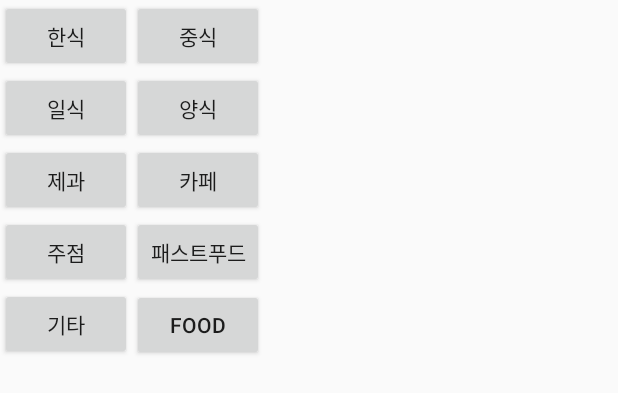
After one commit to junbrother93/Seomuk, an Android app: the layout activity_popup_menu.xml on its own in the app's theme, with its tools: preview values and no code run, on a phone screen of 412 x 824 dp. The commit adds this screen. Shown: the top 393 px of the screen. Run offline under Robolectric (Android 15) with nearby library versions, the phone set to English and light mode, and no system bars; network calls fail.

Commit message:
팝업창에서 선택했을때 값들 정상적으로 주고받음 근데 너무많이 변경해서 따로 주석은 못담

```diff
--- a/app/src/main/AndroidManifest.xml
+++ b/app/src/main/AndroidManifest.xml
@@ -38,6 +38,8 @@
         <activity android:name=".Main.MainActivity" />
         <activity android:name=".Popup.PopupActivity_Local"
             android:theme="@android:style/Theme.DeviceDefault.Light.Dialog" />
+        <activity android:name=".Popup.PopupActivity_Menu"
+            android:theme="@android:style/Theme.DeviceDefault.Light.Dialog" />
         <activity android:name=".Google.MapsActivity"/>
         <meta-data
             android:name="com.kakao.sdk.AppKey"
--- /dev/null
+++ b/app/src/main/res/layout/activity_popup_menu.xml
@@ -0,0 +1,118 @@
+<?xml version="1.0" encoding="utf-8"?>
+<RelativeLayout xmlns:android="http://schemas.android.com/apk/res/android"
+    android:layout_width="wrap_content"
+    android:layout_height="wrap_content"
+    android:orientation="vertical">
+
+    <LinearLayout
+        android:layout_width="wrap_content"
+        android:layout_height="wrap_content"
+        android:orientation="vertical">
+
+        <LinearLayout
+            android:layout_width="wrap_content"
+            android:layout_height="wrap_content"
+            android:orientation="horizontal">
+
+            <Button
+                android:id = "@+id/pop1_1"
+                android:onClick = "onClick"
+                android:layout_width="wrap_content"
+                android:layout_height="wrap_content"
+                android:text="한식" />
+
+            <Button
+                android:id = "@+id/pop2_2"
+                android:onClick = "onClick"
+                android:layout_width="wrap_content"
+                android:layout_height="wrap_content"
+                android:text="중식" />
+
+        </LinearLayout>
+
+        <LinearLayout
+            android:layout_width="wrap_content"
+            android:layout_height="wrap_content"
+            android:orientation="horizontal">
+
+            <Button
+                android:id = "@+id/pop3_3"
+                android:onClick = "onClick"
+                android:layout_width="wrap_content"
+                android:layout_height="wrap_content"
+                android:text="일식" />
+
+            <Button
+                android:id = "@+id/pop4_4"
+                android:onClick = "onClick"
+                android:layout_width="wrap_content"
+                android:layout_height="wrap_content"
+                android:text="양식" />
+
+        </LinearLayout>
+
+        <LinearLayout
+            android:layout_width="wrap_content"
+            android:layout_height="wrap_content"
+            android:orientation="horizontal">
+
+            <Button
+                android:id = "@+id/pop5_5"
+                android:onClick = "onClick"
+                android:layout_width="wrap_content"
+                android:layout_height="wrap_content"
+                android:text="제과" />
+
+            <Button
+                android:id = "@+id/pop6_6"
+                android:onClick = "onClick"
+                android:layout_width="wrap_content"
+                android:layout_height="wrap_content"
+                android:text="카페" />
+
+        </LinearLayout>
+
+        <LinearLayout
+            android:layout_width="wrap_content"
+            android:layout_height="wrap_content"
+            android:orientation="horizontal">
+
+            <Button
+                android:id = "@+id/pop7_7"
+                android:onClick = "onClick"
+                android:layout_width="wrap_content"
+                android:layout_height="wrap_content"
+                android:text="주점" />
+
+            <Button
+                android:id = "@+id/pop8_8"
+                android:onClick = "onClick"
+                android:layout_width="wrap_content"
+                android:layout_height="wrap_content"
+                android:text="패스트푸드" />
+
+        </LinearLayout>
+
+        <LinearLayout
+            android:layout_width="wrap_content"
+            android:layout_height="wrap_content"
+            android:orientation="horizontal">
+
+            <Button
+                android:id = "@+id/pop9_9"
+                android:onClick = "onClick"
+                android:layout_width="wrap_content"
+                android:layout_height="wrap_content"
+                android:text="기타" />
+
+            <Button
+                android:id = "@+id/pop10_10"
+                android:onClick = "onClick"
+                android:layout_width="wrap_content"
+                android:layout_height="wrap_content"
+                android:text="food" />
+
+        </LinearLayout>
+
+    </LinearLayout>
+</RelativeLayout>
```
Also changed, not shown: app/src/main/java/com/example/junhyeong/myapplication/Main/MainActivity.java (+37 -11 lines), app/src/main/java/com/example/junhyeong/myapplication/Popup/PopupActivity_Local.java (+8 -6 lines), app/src/main/java/com/example/junhyeong/myapplication/Popup/PopupActivity_Menu.java (added, +94 -0 lines), app/src/main/java/com/example/junhyeong/myapplication/Select/Select_LocationActivity.java (+9 -10 lines), app/src/main/java/com/example/junhyeong/myapplication/Select/Select_MenuActivity.java (+3 -4 lines), app/src/main/res/layout/activity_popup_location.xml (renamed from app/src/main/res/layout/activity_popup.xml).
